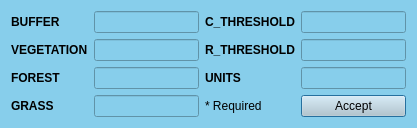
This is ui/controlagbuf.ui in Inigobarbe/QAnnAGNPS as Qt 5 draws it before an edit. The edited form follows.
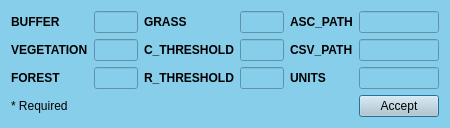
This is the edited form.

```diff
--- a/ui/controlagbuf.ui
+++ b/ui/controlagbuf.ui
@@ -6,8 +6,8 @@
    <rect>
     <x>0</x>
     <y>0</y>
-    <width>417</width>
-    <height>124</height>
+    <width>450</width>
+    <height>119</height>
    </rect>
   </property>
   <property name="windowTitle">
@@ -17,45 +17,6 @@
    <string notr="true">background-color: #87CEEB;</string>
   </property>
   <layout class="QGridLayout" name="gridLayout">
-   <item row="3" column="0">
-    <widget class="QLabel" name="label_4">
-     <property name="font">
-      <font>
-       <weight>75</weight>
-       <bold>true</bold>
-      </font>
-     </property>
-     <property name="text">
-      <string>GRASS</string>
-     </property>
-    </widget>
-   </item>
-   <item row="2" column="0">
-    <widget class="QLabel" name="label_3">
-     <property name="font">
-      <font>
-       <weight>75</weight>
-       <bold>true</bold>
-      </font>
-     </property>
-     <property name="text">
-      <string>FOREST</string>
-     </property>
-    </widget>
-   </item>
-   <item row="1" column="3">
-    <widget class="QLineEdit" name="lineEdit_6">
-     <property name="font">
-      <font>
-       <weight>75</weight>
-       <bold>true</bold>
-      </font>
-     </property>
-     <property name="text">
-      <string/>
-     </property>
-    </widget>
-   </item>
    <item row="1" column="1">
     <widget class="QLineEdit" name="lineEdit_2">
      <property name="font">
@@ -64,44 +25,8 @@
        <bold>true</bold>
       </font>
      </property>
-    </widget>
-   </item>
-   <item row="1" column="2">
-    <widget class="QLabel" name="label_6">
-     <property name="font">
-      <font>
-       <weight>75</weight>
-       <bold>true</bold>
-      </font>
-     </property>
-     <property name="text">
-      <string>R_THRESHOLD</string>
-     </property>
-    </widget>
-   </item>
-   <item row="2" column="1">
-    <widget class="QLineEdit" name="lineEdit_3">
-     <property name="font">
-      <font>
-       <weight>75</weight>
-       <bold>true</bold>
-      </font>
-     </property>
-     <property name="text">
-      <string/>
-     </property>
-    </widget>
-   </item>
-   <item row="2" column="2">
-    <widget class="QLabel" name="label_7">
-     <property name="font">
-      <font>
-       <weight>75</weight>
-       <bold>true</bold>
-      </font>
-     </property>
-     <property name="text">
-      <string>UNITS</string>
+     <property name="alignment">
+      <set>Qt::AlignCenter</set>
      </property>
     </widget>
    </item>
@@ -118,32 +43,6 @@
      </property>
     </widget>
    </item>
-   <item row="0" column="3">
-    <widget class="QLineEdit" name="lineEdit_5">
-     <property name="font">
-      <font>
-       <weight>75</weight>
-       <bold>true</bold>
-      </font>
-     </property>
-     <property name="text">
-      <string/>
-     </property>
-    </widget>
-   </item>
-   <item row="0" column="2">
-    <widget class="QLabel" name="label_5">
-     <property name="font">
-      <font>
-       <weight>75</weight>
-       <bold>true</bold>
-      </font>
-     </property>
-     <property name="text">
-      <string>C_THRESHOLD</string>
-     </property>
-    </widget>
-   </item>
    <item row="0" column="1">
     <widget class="QLineEdit" name="lineEdit">
      <property name="font">
@@ -152,6 +51,9 @@
        <bold>true</bold>
       </font>
      </property>
+     <property name="alignment">
+      <set>Qt::AlignCenter</set>
+     </property>
     </widget>
    </item>
    <item row="1" column="0">
@@ -167,7 +69,172 @@
      </property>
     </widget>
    </item>
+   <item row="0" column="2">
+    <widget class="QLabel" name="label_4">
+     <property name="font">
+      <font>
+       <weight>75</weight>
+       <bold>true</bold>
+      </font>
+     </property>
+     <property name="text">
+      <string>GRASS</string>
+     </property>
+    </widget>
+   </item>
+   <item row="3" column="0">
+    <widget class="QLabel" name="label_3">
+     <property name="font">
+      <font>
+       <weight>75</weight>
+       <bold>true</bold>
+      </font>
+     </property>
+     <property name="text">
+      <string>FOREST</string>
+     </property>
+    </widget>
+   </item>
+   <item row="0" column="3">
+    <widget class="QLineEdit" name="lineEdit_4">
+     <property name="font">
+      <font>
+       <weight>75</weight>
+       <bold>true</bold>
+      </font>
+     </property>
+     <property name="text">
+      <string/>
+     </property>
+     <property name="alignment">
+      <set>Qt::AlignCenter</set>
+     </property>
+    </widget>
+   </item>
+   <item row="3" column="1">
+    <widget class="QLineEdit" name="lineEdit_3">
+     <property name="font">
+      <font>
+       <weight>75</weight>
+       <bold>true</bold>
+      </font>
+     </property>
+     <property name="text">
+      <string/>
+     </property>
+     <property name="alignment">
+      <set>Qt::AlignCenter</set>
+     </property>
+    </widget>
+   </item>
+   <item row="3" column="4">
+    <widget class="QLabel" name="label_7">
+     <property name="font">
+      <font>
+       <weight>75</weight>
+       <bold>true</bold>
+      </font>
+     </property>
+     <property name="text">
+      <string>UNITS</string>
+     </property>
+    </widget>
+   </item>
+   <item row="1" column="4">
+    <widget class="QLabel" name="label_10">
+     <property name="font">
+      <font>
+       <weight>75</weight>
+       <bold>true</bold>
+      </font>
+     </property>
+     <property name="text">
+      <string>CSV_PATH</string>
+     </property>
+    </widget>
+   </item>
+   <item row="0" column="4">
+    <widget class="QLabel" name="label_9">
+     <property name="font">
+      <font>
+       <weight>75</weight>
+       <bold>true</bold>
+      </font>
+     </property>
+     <property name="text">
+      <string>ASC_PATH</string>
+     </property>
+    </widget>
+   </item>
+   <item row="0" column="5">
+    <widget class="QLineEdit" name="lineEdit_8">
+     <property name="font">
+      <font>
+       <weight>75</weight>
+       <bold>true</bold>
+      </font>
+     </property>
+     <property name="alignment">
+      <set>Qt::AlignCenter</set>
+     </property>
+    </widget>
+   </item>
+   <item row="1" column="5">
+    <widget class="QLineEdit" name="lineEdit_9">
+     <property name="font">
+      <font>
+       <weight>75</weight>
+       <bold>true</bold>
+      </font>
+     </property>
+     <property name="alignment">
+      <set>Qt::AlignCenter</set>
+     </property>
+    </widget>
+   </item>
+   <item row="3" column="2">
+    <widget class="QLabel" name="label_6">
+     <property name="font">
+      <font>
+       <weight>75</weight>
+       <bold>true</bold>
+      </font>
+     </property>
+     <property name="text">
+      <string>R_THRESHOLD</string>
+     </property>
+    </widget>
+   </item>
    <item row="3" column="3">
+    <widget class="QLineEdit" name="lineEdit_6">
+     <property name="font">
+      <font>
+       <weight>75</weight>
+       <bold>true</bold>
+      </font>
+     </property>
+     <property name="text">
+      <string/>
+     </property>
+     <property name="alignment">
+      <set>Qt::AlignCenter</set>
+     </property>
+    </widget>
+   </item>
+   <item row="1" column="2">
+    <widget class="QLabel" name="label_5">
+     <property name="font">
+      <font>
+       <weight>75</weight>
+       <bold>true</bold>
+      </font>
+     </property>
+     <property name="text">
+      <string>C_THRESHOLD</string>
+     </property>
+    </widget>
+   </item>
+   <item row="6" column="5">
     <widget class="QPushButton" name="pushButton">
      <property name="styleSheet">
       <string notr="true">background-color: #becbd1;</string>
@@ -177,27 +244,30 @@
      </property>
     </widget>
    </item>
-   <item row="3" column="1">
-    <widget class="QLineEdit" name="lineEdit_4">
-     <property name="font">
-      <font>
-       <weight>75</weight>
-       <bold>true</bold>
-      </font>
-     </property>
-     <property name="text">
-      <string/>
-     </property>
-    </widget>
-   </item>
-   <item row="3" column="2">
+   <item row="6" column="0">
     <widget class="QLabel" name="label_8">
      <property name="text">
       <string>* Required</string>
      </property>
     </widget>
    </item>
-   <item row="2" column="3">
+   <item row="1" column="3">
+    <widget class="QLineEdit" name="lineEdit_5">
+     <property name="font">
+      <font>
+       <weight>75</weight>
+       <bold>true</bold>
+      </font>
+     </property>
+     <property name="text">
+      <string/>
+     </property>
+     <property name="alignment">
+      <set>Qt::AlignCenter</set>
+     </property>
+    </widget>
+   </item>
+   <item row="3" column="5">
     <widget class="QLineEdit" name="lineEdit_7">
      <property name="font">
       <font>
@@ -208,6 +278,9 @@
      <property name="text">
       <string/>
      </property>
+     <property name="alignment">
+      <set>Qt::AlignCenter</set>
+     </property>
     </widget>
    </item>
   </layout>
```
